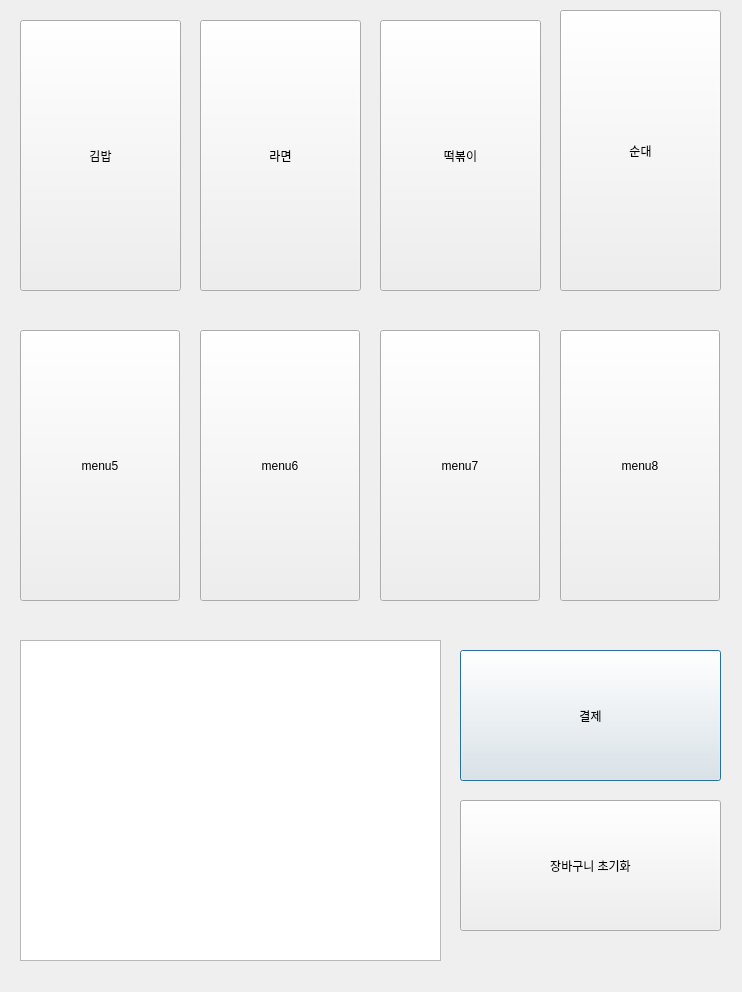
Old version of the form Kiosk_draft.ui in the repository HaesungAhn0205/Kiosk_PyQt5.
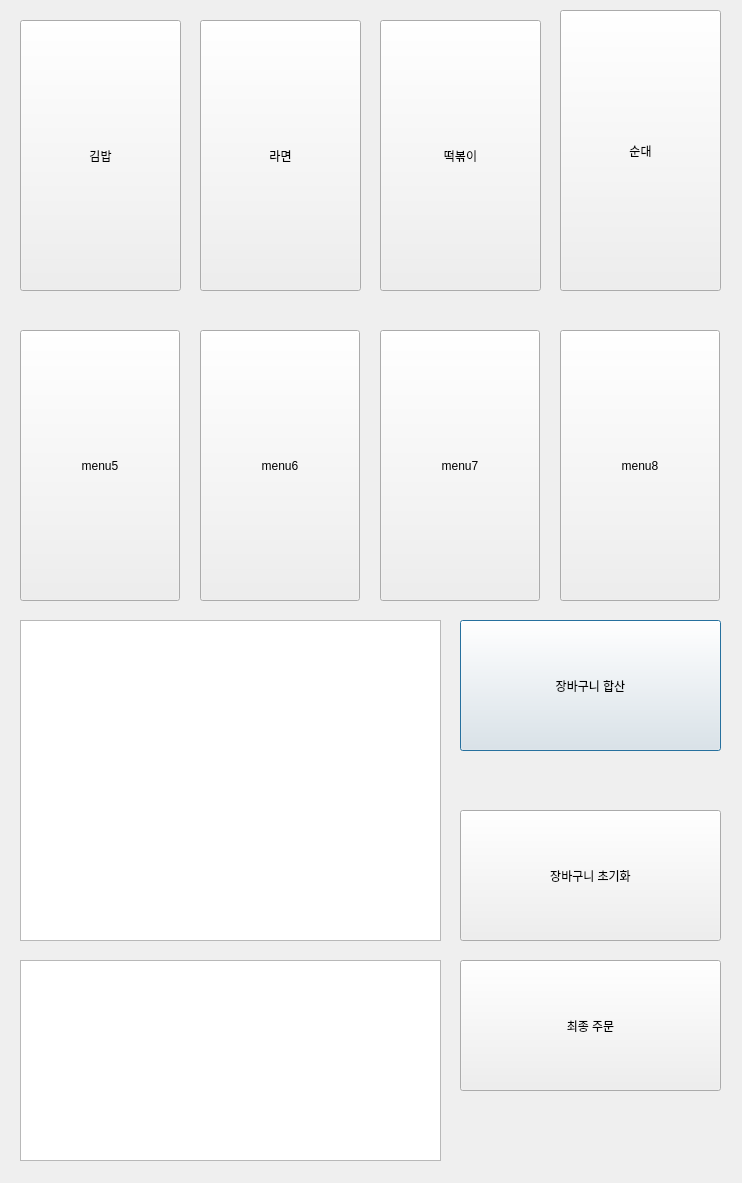
New version of the form.

Commit message: 합산 주석처리버전

The edit to the form file:
```diff
--- a/Kiosk_draft.ui
+++ b/Kiosk_draft.ui
@@ -7,7 +7,7 @@
     <x>0</x>
     <y>0</y>
     <width>742</width>
-    <height>992</height>
+    <height>1183</height>
    </rect>
   </property>
   <property name="windowTitle">
@@ -17,20 +17,20 @@
    <property name="geometry">
     <rect>
      <x>460</x>
-     <y>650</y>
+     <y>620</y>
      <width>261</width>
      <height>131</height>
     </rect>
    </property>
    <property name="text">
-    <string>결제</string>
+    <string>장바구니 합산</string>
    </property>
   </widget>
   <widget class="QPushButton" name="CancelButton">
    <property name="geometry">
     <rect>
      <x>460</x>
-     <y>800</y>
+     <y>810</y>
      <width>261</width>
      <height>131</height>
     </rect>
@@ -147,12 +147,35 @@
    <property name="geometry">
     <rect>
      <x>20</x>
-     <y>640</y>
+     <y>620</y>
      <width>421</width>
      <height>321</height>
     </rect>
    </property>
   </widget>
+  <widget class="QListWidget" name="OrderList">
+   <property name="geometry">
+    <rect>
+     <x>20</x>
+     <y>960</y>
+     <width>421</width>
+     <height>201</height>
+    </rect>
+   </property>
+  </widget>
+  <widget class="QPushButton" name="Payment_Button">
+   <property name="geometry">
+    <rect>
+     <x>460</x>
+     <y>960</y>
+     <width>261</width>
+     <height>131</height>
+    </rect>
+   </property>
+   <property name="text">
+    <string>최종 주문</string>
+   </property>
+  </widget>
  </widget>
  <resources/>
  <connections/>
```
Left out of the diff: 2 changed lines with no effect on the pictures. The commit also changes 2 other files.
